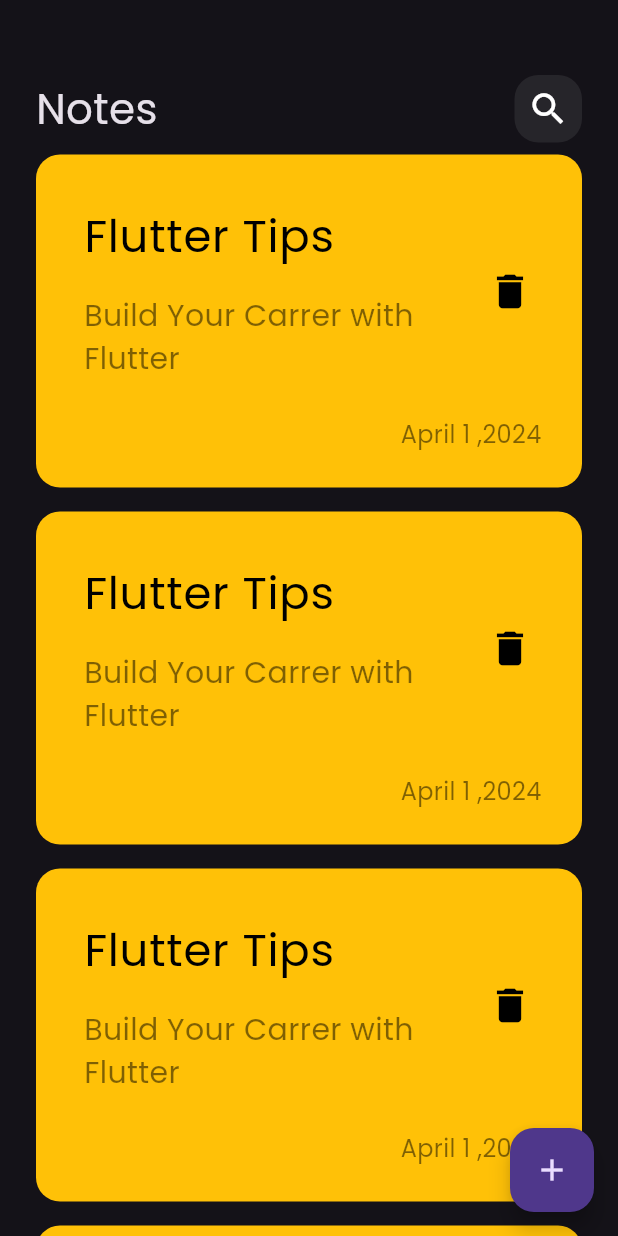
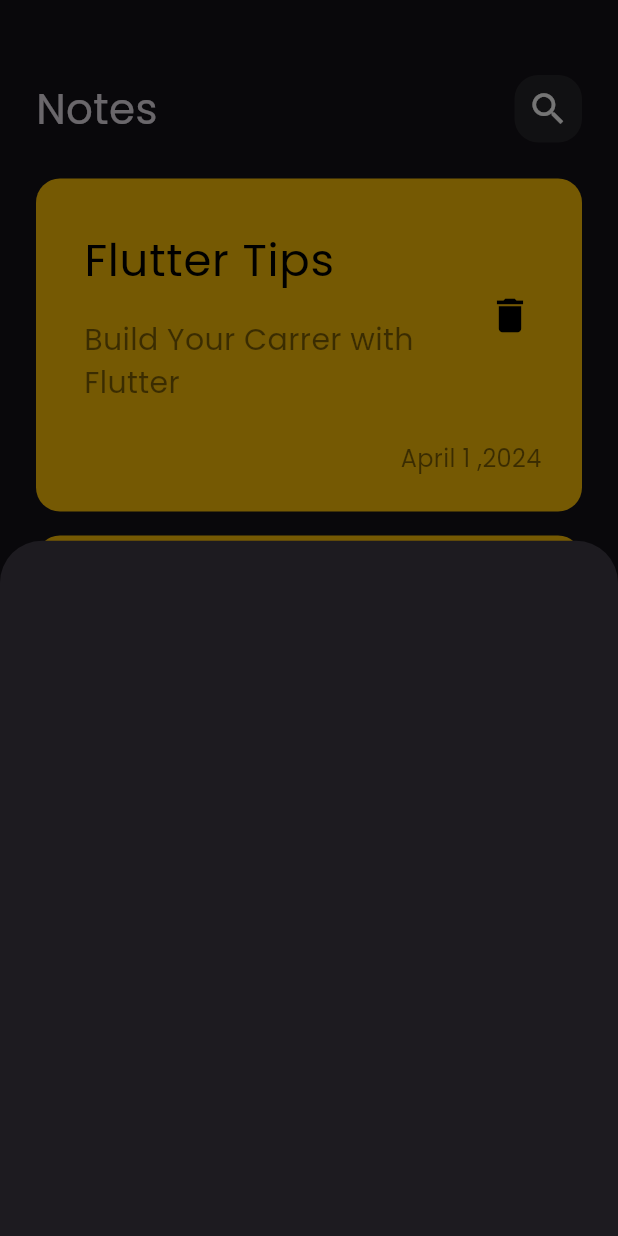
Before and after one commit to 7mk4a/notes_app, a Flutter app: the screen it shows after launch, after a tap on the "add" icon, on a phone screen of 412 x 824 dp. Run offline on Flutter 3.47's test engine with Material 3 defaults, Android fonts, the phone set to English and light mode, and no system bars.

Commit message:
show model button sheet

```diff
--- a/lib/view/notes_view.dart
+++ b/lib/view/notes_view.dart
@@ -1,4 +1,5 @@
 import 'package:flutter/material.dart';
+import 'package:notes_app/view/widgets/add_note_button_sheet.dart';
 import 'package:notes_app/view/widgets/notes_view_body.dart';
 
 class NotesView extends StatelessWidget {
@@ -8,7 +9,14 @@ class NotesView extends StatelessWidget {
   Widget build(BuildContext context) {
     return Scaffold(
       floatingActionButton: FloatingActionButton(
-        onPressed: () {},
+        onPressed: () {
+          showModalBottomSheet(
+            context: context,
+            builder: (context) {
+              return AddNoteBottomSheet();
+            },
+          );
+        },
         child: Icon(Icons.add),
       ),
       body: NotesViewBody(),
--- /dev/null
+++ b/lib/view/widgets/add_note_button_sheet.dart
@@ -0,0 +1,10 @@
+import 'package:flutter/material.dart';
+
+class AddNoteBottomSheet extends StatelessWidget {
+  const AddNoteBottomSheet({super.key});
+
+  @override
+  Widget build(BuildContext context) {
+    return Container();
+  }
+}
--- a/lib/view/widgets/custom_list_view.dart
+++ b/lib/view/widgets/custom_list_view.dart
@@ -8,13 +8,17 @@ class NotesListView extends StatelessWidget {
 
   @override
   Widget build(BuildContext context) {
-    return ListView.builder(
+    return Padding(
+      padding: const EdgeInsets.symmetric(vertical: 16),
+      child: ListView.builder(
+        padding: EdgeInsets.zero,
         itemBuilder: (context, index) {
           return Padding(
             padding: const EdgeInsets.symmetric(vertical: 8),
             child: const NoteItem(),
           );
         },
+      ),
     );
   }
 }
```
Lines whose indentation alone changed are shown as unchanged.
